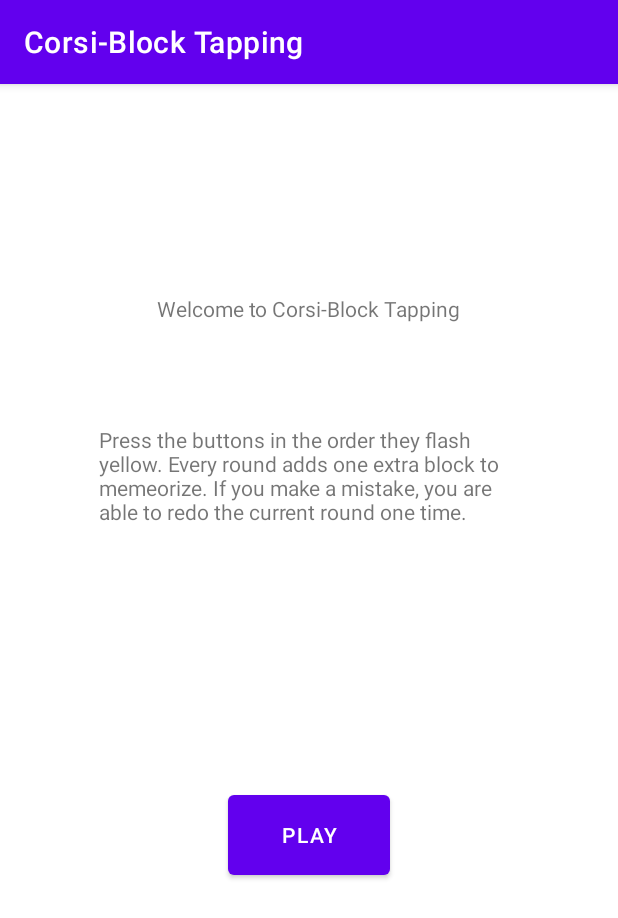
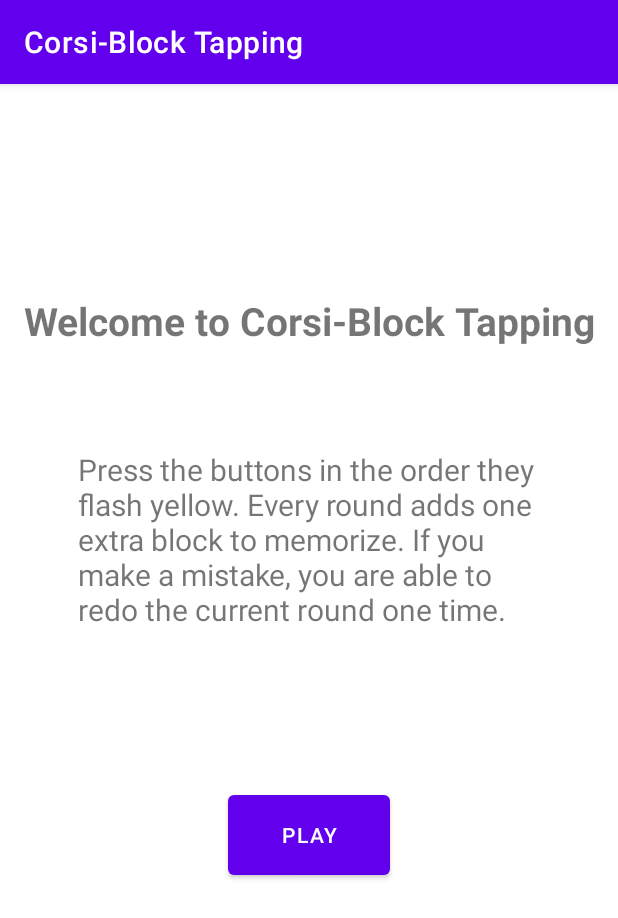
Before and after one commit to 308kyle/Corsi, an Android app: the screen it shows after launch (MainActivity), on a phone screen of 412 x 824 dp. Shown: the top 918 px of the screen. Run offline under Robolectric (Android 15) with nearby library versions, the phone set to English and light mode, and no system bars.

Commit message:
Changed a lot of layout stuff

```diff
--- a/app/src/main/res/layout/activity_main.xml
+++ b/app/src/main/res/layout/activity_main.xml
@@ -12,16 +12,19 @@
         android:layout_height="wrap_content"
         android:layout_marginTop="140dp"
         android:text="Welcome to Corsi-Block Tapping"
+        android:textSize="26sp"
+        android:textStyle="bold"
         app:layout_constraintEnd_toEndOf="parent"
         app:layout_constraintStart_toStartOf="parent"
         app:layout_constraintTop_toTopOf="parent" />
 
     <TextView
         android:id="@+id/textView3"
-        android:layout_width="279dp"
-        android:layout_height="119dp"
+        android:layout_width="308dp"
+        android:layout_height="169dp"
         android:layout_marginTop="68dp"
-        android:text="Press the buttons in the order they flash yellow. Every round adds one extra block to memeorize. If you make a mistake, you are able to redo the current round one time."
+        android:text="Press the buttons in the order they flash yellow. Every round adds one extra block to memorize. If you make a mistake, you are able to redo the current round one time."
+        android:textSize="20sp"
         app:layout_constraintEnd_toEndOf="parent"
         app:layout_constraintHorizontal_bias="0.498"
         app:layout_constraintStart_toStartOf="parent"
--- /dev/null
+++ b/app/src/main/res/values/style.xml
@@ -0,0 +1,12 @@
+<?xml version="1.0" encoding="utf-8"?>
+<resources>
+    <style name="Theme" parent="Theme.MyApplication">
+        <item name="windowActionBar">false</item>
+
+        <item name="windowNoTitle">true</item>
+
+    </style>
+
+
+
+</resources>
```
Also changed, not shown: app/src/main/res/drawable/background_1.xml (added, +13 -0 lines), app/src/main/res/drawable/background_2.xml (added, +13 -0 lines).
